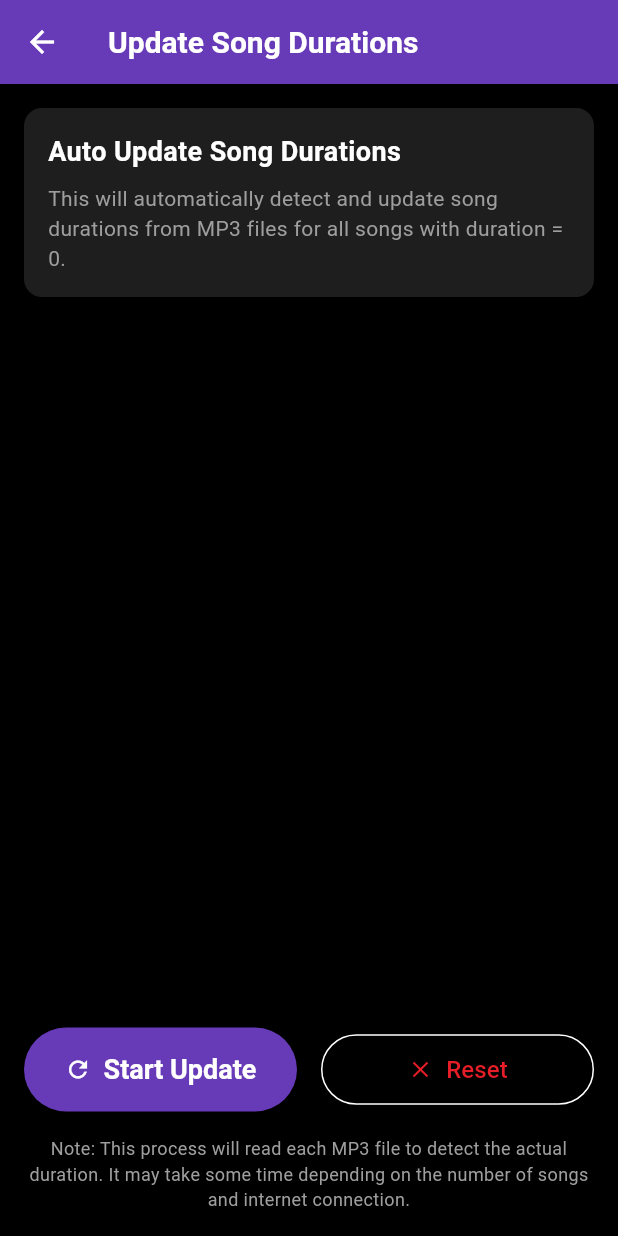
After one commit to andinoferdi/RedRhythm, a Flutter app: the DurationUpdateScreen screen opened by its route, after a tap on "Start Update", after a tap on "Reset", on a phone screen of 412 x 824 dp. The commit adds this screen. Run offline on Flutter 3.47's test engine with Material 3 defaults, Android fonts, the phone set to English and light mode, and no system bars; our stand-ins replace auto_route, flutter_riverpod, flutter_secure_storage, freezed_annotation, get_it, image_picker and 3 more; accounts and stored records are empty; network calls fail; Roboto replaces fonts that are missing (Poppins); statements that could not run were skipped.

Commit message:
update uration

```diff
--- /dev/null
+++ b/lib/controllers/duration_controller.dart
@@ -0,0 +1,188 @@
+import 'package:flutter/foundation.dart';
+import 'package:flutter_riverpod/flutter_riverpod.dart';
+import 'package:get_it/get_it.dart';
+import '../services/audio_duration_service.dart';
+import '../services/pocketbase_service.dart';
+import '../models/song.dart';
+
+/// State for duration update operations
+@immutable
+class DurationUpdateState {
+  final bool isUpdating;
+  final int totalSongs;
+  final int processedSongs;
+  final int successCount;
+  final int failCount;
+  final String? currentSongTitle;
+  final String? error;
+
+  const DurationUpdateState({
+    this.isUpdating = false,
+    this.totalSongs = 0,
+    this.processedSongs = 0,
+    this.successCount = 0,
+    this.failCount = 0,
+    this.currentSongTitle,
+    this.error,
+  });
+
+  DurationUpdateState copyWith({
+    bool? isUpdating,
+    int? totalSongs,
+    int? processedSongs,
+    int? successCount,
+    int? failCount,
+    String? currentSongTitle,
+    String? error,
+  }) {
+    return DurationUpdateState(
+      isUpdating: isUpdating ?? this.isUpdating,
+      totalSongs: totalSongs ?? this.totalSongs,
+      processedSongs: processedSongs ?? this.processedSongs,
+      successCount: successCount ?? this.successCount,
+      failCount: failCount ?? this.failCount,
+      currentSongTitle: currentSongTitle ?? this.currentSongTitle,
+      error: error ?? this.error,
+    );
+  }
+
+  double get progress {
+    if (totalSongs == 0) return 0.0;
+    return processedSongs / totalSongs;
+  }
+
+  bool get isCompleted => processedSongs >= totalSongs && totalSongs > 0;
+}
+
+/// Controller for managing duration updates
+class DurationController extends StateNotifier<DurationUpdateState> {
+  final AudioDurationService _audioService = GetIt.I<AudioDurationService>();
+
+  DurationController() : super(const DurationUpdateState());
+
+  /// Update single song duration
+  Future<bool> updateSingleSongDuration(Song song) async {
+    try {
+      state = state.copyWith(
+        isUpdating: true,
+        currentSongTitle: song.title,
+        error: null,
+      );
+
+      final success = await _audioService.updateSongDuration(song);
+
+      state = state.copyWith(
+        isUpdating: false,
+        currentSongTitle: null,
+      );
+
+      return success;
+    } catch (e) {
+      state = state.copyWith(
+        isUpdating: false,
+        error: e.toString(),
+        currentSongTitle: null,
+      );
+      return false;
+    }
+  }
+
+  /// Update all songs with missing duration
+  Future<void> updateAllSongsDuration() async {
+    try {
+      state = state.copyWith(
+        isUpdating: true,
+        totalSongs: 0,
+        processedSongs: 0,
+        successCount: 0,
+        failCount: 0,
+        error: null,
+      );
+
+      // Get all songs with duration = 0
+      final pbService = GetIt.I<PocketBaseService>();
+      final response = await pbService.pb.collection('songs').getList(
+        page: 1,
+        perPage: 500,
+        filter: 'duration = 0',
+        expand: 'artist_id,album_id',
+      );
+
+      final List<Song> songsToUpdate = response.items
+          .map((record) => Song.fromRecord(record))
+          .toList();
+
+      if (songsToUpdate.isEmpty) {
+        state = state.copyWith(
+          isUpdating: false,
+          totalSongs: 0,
+        );
+        return;
+      }
+
+      state = state.copyWith(totalSongs: songsToUpdate.length);
+
+      int successCount = 0;
+      int failCount = 0;
+
+      // Process each song
+      for (int i = 0; i < songsToUpdate.length; i++) {
+        final song = songsToUpdate[i];
+
+        state = state.copyWith(
+          currentSongTitle: song.title,
+          processedSongs: i,
+        );
+
+        final success = await _audioService.updateSongDuration(song);
+        if (success) {
+          successCount++;
+        } else {
+          failCount++;
+        }
+
+        state = state.copyWith(
+          successCount: successCount,
+          failCount: failCount,
+          processedSongs: i + 1,
+        );
+
+        // Add small delay to avoid overwhelming the server
+        await Future.delayed(const Duration(milliseconds: 500));
+      }
+
+      state = state.copyWith(
+        isUpdating: false,
+        currentSongTitle: null,
+      );
+
+      debugPrint('📈 Duration update completed:');
+      debugPrint('✅ Success: $successCount songs');
+      debugPrint('❌ Failed: $failCount songs');
+      debugPrint('📊 Total processed: ${songsToUpdate.length} songs');
+
+    } catch (e) {
+      state = state.copyWith(
+        isUpdating: false,
+        error: e.toString(),
+        currentSongTitle: null,
+      );
+      debugPrint('❌ Error in bulk song duration update: $e');
+    }
+  }
+
+  /// Clear error state
+  void clearError() {
+    state = state.copyWith(error: null);
+  }
+
+  /// Reset state
+  void reset() {
+    state = const DurationUpdateState();
+  }
+}
+
+/// Provider for the duration controller
+final durationControllerProvider = StateNotifierProvider<DurationController, DurationUpdateState>((ref) {
+  return DurationController();
+});
--- a/lib/controllers/player_controller.dart
+++ b/lib/controllers/player_controller.dart
@@ -99,12 +99,29 @@ class PlayerController extends StateNotifier<PlayerState> {
 
   /// Update song with actual audio duration
   Song _updateSongWithRealDuration(Song song, Duration realDuration) {
-    // Only update if the real duration is significantly different
-    if ((song.duration - realDuration).inSeconds.abs() > 5) {
+    // Only update if the real duration is significantly different or if duration is 0
+    if ((song.duration - realDuration).inSeconds.abs() > 5 || song.durationInSeconds == 0) {
       debugPrint('Memperbarui durasi lagu dari ${song.durationInSeconds}s menjadi ${realDuration.inSeconds}s');
+
+      // Update the song duration in database if it's 0 or significantly different
+      _updateDurationInDatabase(song.id, realDuration.inSeconds);
+
       return song.copyWith(durationInSeconds: realDuration.inSeconds);
     }
     return song;
+  }
+
+  /// Update song duration in PocketBase database
+  Future<void> _updateDurationInDatabase(String songId, int durationInSeconds) async {
+    try {
+      final pbService = PocketBaseService();
+      await pbService.pb.collection('songs').update(songId, body: {
+        'duration': durationInSeconds,
+      });
+      debugPrint('✅ Song duration updated in database: $songId -> ${durationInSeconds}s');
+    } catch (e) {
+      debugPrint('❌ Error updating song duration in database: $e');
+    }
   }
 
   /// Handle song completion based on repeat mode
--- a/lib/core/di/service_locator.dart
+++ b/lib/core/di/service_locator.dart
@@ -1,5 +1,6 @@
 import 'package:get_it/get_it.dart';
 import '../../services/pocketbase_service.dart';
+import '../../services/audio_duration_service.dart';
 import '../../repositories/song_repository.dart';
 import '../../repositories/user_repository.dart';
 import '../../repositories/genre_repository.dart';
@@ -11,6 +12,7 @@ Future<void> setupServiceLocator() async {
 
   // Services - Singleton
   getIt.registerLazySingleton<PocketBaseService>(() => PocketBaseService());
+  getIt.registerLazySingleton<AudioDurationService>(() => AudioDurationService());
 
   // Repositories - Singleton
   getIt.registerLazySingleton<SongRepository>(() => SongRepository(
--- a/lib/main.dart
+++ b/lib/main.dart
@@ -23,6 +23,9 @@ void main() async {
 
   // Initialize PocketBase connection (this will also restore saved auth)
   await GetIt.I<PocketBaseService>().initialize();
+
+  // Auto-update song durations on app startup (optional)
+  // _autoUpdateDurationsOnStartup();
 
   SystemChrome.setPreferredOrientations([
     DeviceOrientation.portraitUp,
--- a/lib/routes/app_router.dart
+++ b/lib/routes/app_router.dart
@@ -16,6 +16,7 @@ import '../screens/stats/stats_screen.dart';
 import '../screens/music_player/music_player_screen.dart';
 import '../screens/playlist/playlist_detail_screen.dart';
 import '../screens/playlist/edit_playlist_screen.dart';
+import '../screens/admin/duration_update_screen.dart';
 import '../widgets/auth_wrapper.dart';
 
 part 'app_router.gr.dart';
@@ -64,6 +65,7 @@ class AppRouter extends _$AppRouter {
     AutoRoute(page: MusicPlayerRoute.page, fullscreenDialog: true),
     AutoRoute(page: PlaylistDetailRoute.page),
     AutoRoute(page: EditPlaylistRoute.page),
+    AutoRoute(page: DurationUpdateRoute.page),
     AutoRoute(page: AuthWrapperRoute.page),
   ];
 }
--- /dev/null
+++ b/lib/screens/admin/duration_update_screen.dart
@@ -0,0 +1,227 @@
+import 'package:flutter/material.dart';
+import 'package:flutter_riverpod/flutter_riverpod.dart';
+import 'package:auto_route/auto_route.dart';
+import '../../controllers/duration_controller.dart';
+
+@RoutePage()
+class DurationUpdateScreen extends ConsumerWidget {
+  const DurationUpdateScreen({super.key});
+
+  @override
+  Widget build(BuildContext context, WidgetRef ref) {
+    final durationState = ref.watch(durationControllerProvider);
+    final durationController = ref.read(durationControllerProvider.notifier);
+
+    return Scaffold(
+      appBar: AppBar(
+        title: const Text('Update Song Durations'),
+        backgroundColor: Colors.deepPurple,
+        foregroundColor: Colors.white,
+      ),
+      body: Padding(
+        padding: const EdgeInsets.all(16.0),
+        child: Column(
+          crossAxisAlignment: CrossAxisAlignment.stretch,
+          children: [
+            Card(
+              child: Padding(
+                padding: const EdgeInsets.all(16.0),
+                child: Column(
+                  crossAxisAlignment: CrossAxisAlignment.start,
+                  children: [
+                    const Text(
+                      'Auto Update Song Durations',
+                      style: TextStyle(
+                        fontSize: 18,
+                        fontWeight: FontWeight.bold,
+                      ),
+                    ),
+                    const SizedBox(height: 8),
+                    const Text(
+                      'This will automatically detect and update song durations from MP3 files for all songs with duration = 0.',
+                      style: TextStyle(color: Colors.grey),
+                    ),
+                  ],
+                ),
+              ),
+            ),
+            const SizedBox(height: 16),
+
+            if (durationState.isUpdating) ...[
+              Card(
+                child: Padding(
+                  padding: const EdgeInsets.all(16.0),
+                  child: Column(
+                    crossAxisAlignment: CrossAxisAlignment.start,
+                    children: [
+                      const Text(
+                        'Update Progress',
+                        style: TextStyle(
+                          fontSize: 16,
+                          fontWeight: FontWeight.bold,
+                        ),
+                      ),
+                      const SizedBox(height: 16),
+
+                      // Progress bar
+                      LinearProgressIndicator(
+                        value: durationState.progress,
+                        backgroundColor: Colors.grey[300],
+                        valueColor: const AlwaysStoppedAnimation<Color>(Colors.deepPurple),
+                      ),
+                      const SizedBox(height: 8),
+
+                      // Progress text
+                      Text(
+                        '${durationState.processedSongs} / ${durationState.totalSongs} songs processed',
+                        style: const TextStyle(fontSize: 14),
+                      ),
+
+                      if (durationState.currentSongTitle != null) ...[
+                        const SizedBox(height: 8),
+                        Text(
+                          'Processing: ${durationState.currentSongTitle}',
+                          style: const TextStyle(
+                            fontSize: 12,
+                            color: Colors.grey,
+                          ),
+                          maxLines: 1,
+                          overflow: TextOverflow.ellipsis,
+                        ),
+                      ],
+                    ],
+                  ),
+                ),
+              ),
+              const SizedBox(height: 16),
+            ],
+
+            if (durationState.isCompleted) ...[
+              Card(
+                color: Colors.green[50],
+                child: Padding(
+                  padding: const EdgeInsets.all(16.0),
+                  child: Column(
+                    crossAxisAlignment: CrossAxisAlignment.start,
+                    children: [
+                      const Row(
+                        children: [
+                          Icon(Icons.check_circle, color: Colors.green),
+                          SizedBox(width: 8),
+                          Text(
+                            'Update Completed',
+                            style: TextStyle(
+                              fontSize: 16,
+                              fontWeight: FontWeight.bold,
+                              color: Colors.green,
+                            ),
+                          ),
+                        ],
+                      ),
+                      const SizedBox(height: 8),
+                      Text('✅ Success: ${durationState.successCount} songs'),
+                      Text('❌ Failed: ${durationState.failCount} songs'),
+                      Text('📊 Total: ${durationState.totalSongs} songs'),
+                    ],
+                  ),
+                ),
+              ),
+              const SizedBox(height: 16),
+            ],
+
+            if (durationState.error != null) ...[
+              Card(
+                color: Colors.red[50],
+                child: Padding(
+                  padding: const EdgeInsets.all(16.0),
+                  child: Column(
+                    crossAxisAlignment: CrossAxisAlignment.start,
+                    children: [
+                      const Row(
+                        children: [
+                          Icon(Icons.error, color: Colors.red),
+                          SizedBox(width: 8),
+                          Text(
+                            'Error',
+                            style: TextStyle(
+                              fontSize: 16,
+                              fontWeight: FontWeight.bold,
+                              color: Colors.red,
+                            ),
+                          ),
+                        ],
+                      ),
+                      const SizedBox(height: 8),
+                      Text(
+                        durationState.error!,
+                        style: const TextStyle(color: Colors.red),
+                      ),
+                    ],
+                  ),
+                ),
+              ),
+              const SizedBox(height: 16),
+            ],
+
+            const Spacer(),
+
+            // Action buttons
+            Row(
+              children: [
+                Expanded(
+                  child: ElevatedButton.icon(
+                    onPressed: durationState.isUpdating
+                        ? null
+                        : () => durationController.updateAllSongsDuration(),
+                    icon: durationState.isUpdating
+                        ? const SizedBox(
+                            width: 20,
+                            height: 20,
+                            child: CircularProgressIndicator(strokeWidth: 2),
+                          )
+                        : const Icon(Icons.refresh),
+                    label: Text(
+                      durationState.isUpdating
+                          ? 'Updating...'
+                          : 'Start Update',
+                    ),
+                    style: ElevatedButton.styleFrom(
+                      backgroundColor: Colors.deepPurple,
+                      foregroundColor: Colors.white,
+                      padding: const EdgeInsets.symmetric(vertical: 12),
+                    ),
+                  ),
+                ),
+                const SizedBox(width: 16),
+                Expanded(
+                  child: OutlinedButton.icon(
+                    onPressed: durationState.isUpdating
+                        ? null
+                        : () => durationController.reset(),
+                    icon: const Icon(Icons.clear),
+                    label: const Text('Reset'),
+                    style: OutlinedButton.styleFrom(
+                      padding: const EdgeInsets.symmetric(vertical: 12),
+                    ),
+                  ),
+                ),
+              ],
+            ),
+
+            const SizedBox(height: 16),
+
+            // Info text
+            const Text(
+              'Note: This process will read each MP3 file to detect the actual duration. It may take some time depending on the number of songs and internet connection.',
+              style: TextStyle(
+                fontSize: 12,
+                color: Colors.grey,
+              ),
+              textAlign: TextAlign.center,
+            ),
+          ],
+        ),
+      ),
+    );
+  }
+}
--- /dev/null
+++ b/lib/services/audio_duration_service.dart
@@ -0,0 +1,194 @@
+import 'package:flutter/foundation.dart';
+import 'package:just_audio/just_audio.dart';
+import 'package:get_it/get_it.dart';
+import '../models/song.dart';
+import 'pocketbase_service.dart';
+
+/// Service for detecting audio file duration and updating database
+class AudioDurationService {
+  static final AudioDurationService _instance = AudioDurationService._internal();
+  final PocketBaseService _pbService = GetIt.I<PocketBaseService>();
+  final AudioPlayer _durationPlayer = AudioPlayer();
+
+  factory AudioDurationService() {
+    return _instance;
+  }
+
+  AudioDurationService._internal();
+
+  /// Get actual MP3 duration from audio file
+  Future<Duration?> getAudioFileDuration(String audioUrl) async {
+    try {
+      debugPrint('🎵 Getting duration for audio URL: $audioUrl');
+
+      // Create a separate audio player just for duration detection
+      final durationPlayer = AudioPlayer();
+
+      try {
+        // Set audio source and wait for duration
+        await durationPlayer.setUrl(audioUrl);
+
+        // Wait for duration to be available
+        Duration? duration = durationPlayer.duration;
+        int attempts = 0;
+        const maxAttempts = 10;
+
+        while (duration == null && attempts < maxAttempts) {
+          await Future.delayed(const Duration(milliseconds: 200));
+          duration = durationPlayer.duration;
+          attempts++;
+        }
+
+        if (duration != null) {
+          debugPrint('🎵 Duration detected: ${duration.inSeconds} seconds');
+          return duration;
+        } else {
+          debugPrint('⚠️ Could not detect duration after $maxAttempts attempts');
+          return null;
+        }
+      } finally {
+        // Always dispose the temporary player
+        await durationPlayer.dispose();
+      }
+    } catch (e) {
+      debugPrint('❌ Error getting audio duration: $e');
+      return null;
+    }
+  }
+
+  /// Update song duration in PocketBase database
+  Future<bool> updateSongDurationInDatabase(String songId, int durationInSeconds) async {
+    try {
+      debugPrint('📝 Updating song duration in database: $songId -> ${durationInSeconds}s');
+
+      await _pbService.pb.collection('songs').update(songId, body: {
+        'duration': durationInSeconds,
+      });
+
+      debugPrint('✅ Song duration updated successfully in database');
+      return true;
+    } catch (e) {
+      debugPrint('❌ Error updating song duration in database: $e');
+      return false;
+    }
+  }
+
+  /// Get song audio URL (same logic as PlayerController)
+  String? _getSongAudioUrl(Song song) {
+    try {
+      String? url;
+
+      // Try to use audio file name from model if available
+      if (song.audioFileName != null && song.audioFileName!.isNotEmpty) {
+        url = '${_pbService.pb.baseUrl}/api/files/songs/${song.id}/${song.audioFileName}';
+        debugPrint('Using audio file from model: ${song.audioFileName}');
+      } else {
+        // Use default file name if not available in model
+        url = '${_pbService.pb.baseUrl}/api/files/songs/${song.id}/dream_on_no3ma56xq7.mp3';
+        debugPrint('Using default audio file name');
+      }
+
+      debugPrint('Final audio URL: $url');
+      return url;
+    } catch (e) {
+      debugPrint('Error getting song audio URL: $e');
+      return null;
+    }
+  }
+
+  /// Update single song duration by detecting from MP3 file
+  Future<bool> updateSongDuration(Song song) async {
+    try {
+      // Skip if song already has duration
+      if (song.durationInSeconds > 0) {
+        debugPrint('⏭️ Song ${song.title} already has duration: ${song.durationInSeconds}s');
+        return true;
+      }
+
+      debugPrint('🔍 Processing song: ${song.title}');
+
+      // Get audio URL
+      final audioUrl = _getSongAudioUrl(song);
+      if (audioUrl == null) {
+        debugPrint('❌ No audio URL available for song: ${song.title}');
+        return false;
+      }
+
+      // Get actual duration from MP3 file
+      final duration = await getAudioFileDuration(audioUrl);
+      if (duration == null) {
+        debugPrint('❌ Could not detect duration for song: ${song.title}');
+        return false;
+      }
+
+      // Update database
+      final success = await updateSongDurationInDatabase(song.id, duration.inSeconds);
+      if (success) {
+        debugPrint('✅ Successfully updated duration for: ${song.title} -> ${duration.inSeconds}s');
+      }
+
+      return success;
+    } catch (e) {
+      debugPrint('❌ Error updating song duration: $e');
+      return false;
+    }
+  }
+
+  /// Update all songs with missing duration (duration = 0)
+  Future<void> updateAllSongsDuration() async {
+    try {
+      debugPrint('🚀 Starting bulk song duration update...');
+
+      // Get all songs with duration = 0
+      final response = await _pbService.pb.collection('songs').getList(
+        page: 1,
+        perPage: 500, // Adjust based on your needs
+        filter: 'duration = 0',
+        expand: 'artist_id,album_id',
+      );
+
+      final List<Song> songsToUpdate = response.items
+          .map((record) => Song.fromRecord(record))
+          .toList();
+
+      debugPrint('📊 Found ${songsToUpdate.length} songs with missing duration');
+
+      if (songsToUpdate.isEmpty) {
+        debugPrint('✅ All songs already have duration set');
+        return;
+      }
+
+      int successCount = 0;
+      int failCount = 0;
+
+      // Process each song
+      for (int i = 0; i < songsToUpdate.length; i++) {
+        final song = songsToUpdate[i];
+        debugPrint('📝 Processing ${i + 1}/${songsToUpdate.length}: ${song.title}');
+
+        final success = await updateSongDuration(song);
+        if (success) {
+          successCount++;
+        } else {
+          failCount++;
+        }
+
+        // Add small delay to avoid overwhelming the server
+        await Future.delayed(const Duration(milliseconds: 500));
+      }
+
+      debugPrint('📈 Duration update completed:');
+      debugPrint('✅ Success: $successCount songs');
+      debugPrint('❌ Failed: $failCount songs');
+      debugPrint('📊 Total processed: ${songsToUpdate.length} songs');
+
+    } catch (e) {
+      debugPrint('❌ Error in bulk song duration update: $e');
+    }
+  }
+
+  /// Dispose resources
+  void dispose() {
+    _durationPlayer.dispose();
+  }
+}
```
Also changed, not shown: lib/screens/library/library_screen.dart (+61 -0 lines), lib/models/playlist.freezed.dart, lib/routes/app_router.gr.dart, 19 other files.
